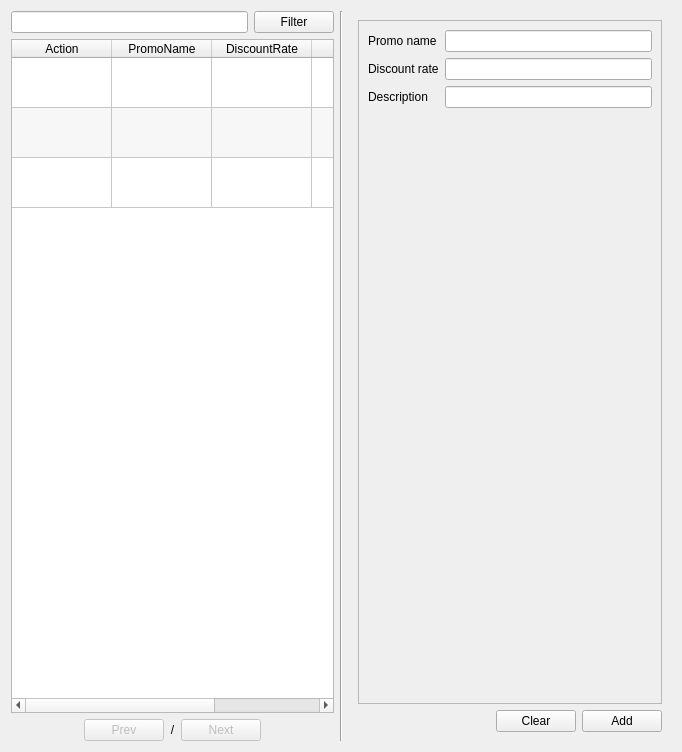
Above: app/views/templates/ManagePromo.ui from rondalefloyd/mts-pos before the change. Below: the same form after it.
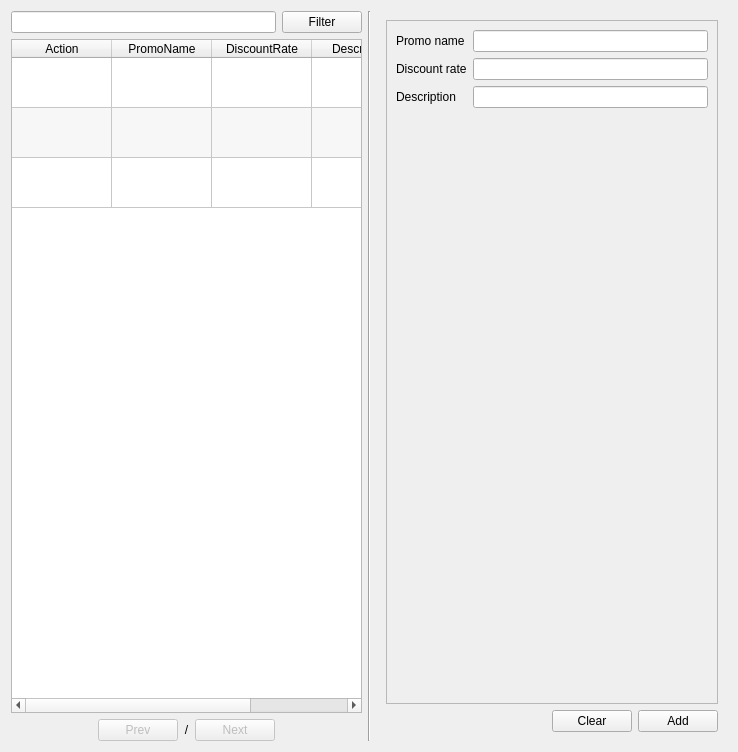
That is the form after the change.

What changed in the file:
```diff
--- a/app/views/templates/ManagePromo.ui
+++ b/app/views/templates/ManagePromo.ui
@@ -6,7 +6,7 @@
    <rect>
     <x>0</x>
     <y>0</y>
-    <width>682</width>
+    <width>738</width>
     <height>752</height>
    </rect>
   </property>
@@ -174,10 +174,10 @@
     </widget>
    </item>
    <item>
-    <widget class="QFrame" name="">
+    <widget class="QFrame" name="frameRegister">
      <property name="maximumSize">
       <size>
-       <width>500</width>
+       <width>16777215</width>
        <height>16777215</height>
       </size>
      </property>
@@ -192,8 +192,8 @@
           <rect>
            <x>0</x>
            <y>0</y>
-           <width>242</width>
-           <height>699</height>
+           <width>282</width>
+           <height>683</height>
           </rect>
          </property>
          <layout class="QFormLayout" name="formLayout">
```
